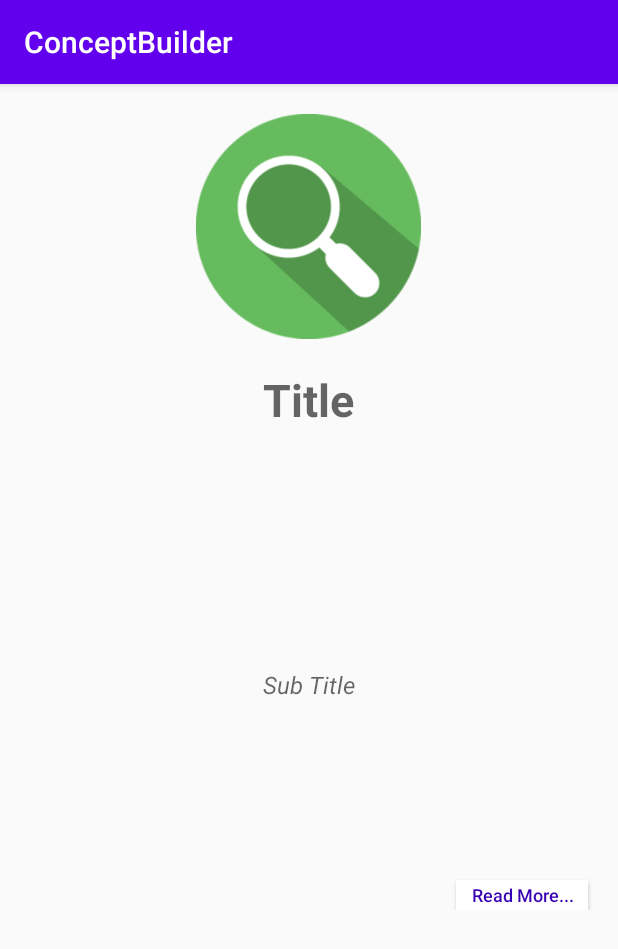
After one commit to Designer-ViditShah/ConceptBuilder, an Android app: the MainActivity2 screen opened directly, with no data from a screen before it, on a phone screen of 412 x 824 dp. The commit adds this screen. Shown: the top 949 px of the screen. Run offline under Robolectric (Android 15) with nearby library versions, the phone set to English and light mode, and no system bars; 2 statements that could not run were skipped.

Commit message:
Concept Builder Committed

```diff
--- a/app/src/main/AndroidManifest.xml
+++ b/app/src/main/AndroidManifest.xml
@@ -19,6 +19,7 @@
                 <category android:name="android.intent.category.LAUNCHER" />
             </intent-filter>
         </activity>
+        <activity android:name=".MainActivity2"></activity>
     </application>
 
 </manifest>
--- /dev/null
+++ b/app/src/main/java/com/example/conceptbuilder/MainActivity2.java
@@ -0,0 +1,68 @@
+package com.example.conceptbuilder;
+import android.content.Intent;
+import android.graphics.Bitmap;
+import android.graphics.BitmapFactory;
+import android.os.Bundle;
+import com.example.conceptbuilder.databinding.ActivityMainBinding;
+import com.example.conceptbuilder.databinding.CommonLayoutBinding;
+import com.example.conceptbuilder.databinding.FragmentMainBinding;
+import com.google.android.material.floatingactionbutton.FloatingActionButton;
+import com.google.android.material.snackbar.Snackbar;
+import com.google.android.material.tabs.TabItem;
+import com.google.android.material.tabs.TabLayout;
+
+import androidx.recyclerview.widget.LinearLayoutManager;
+import androidx.recyclerview.widget.RecyclerView;
+import androidx.viewpager.widget.ViewPager;
+import androidx.appcompat.app.AppCompatActivity;
+
+import android.text.TextUtils;
+import android.util.Log;
+import android.view.LayoutInflater;
+import android.view.Menu;
+import android.view.MenuItem;
+import android.view.View;
+import android.widget.AdapterView;
+import android.widget.ImageView;
+import android.widget.LinearLayout;
+import android.widget.TextView;
+
+import java.util.ArrayList;
+
+public class MainActivity2 extends AppCompatActivity {
+    private FragmentMainBinding binding;
+    int count = 0; // 0 for read more and 1 for read less
+    @Override
+    protected void onCreate(Bundle savedInstanceState) {
+        super.onCreate(savedInstanceState);
+        binding = FragmentMainBinding.inflate(getLayoutInflater());
+        setContentView(binding.getRoot());
+        Bundle extras= getIntent().getExtras();
+        String t = extras.getString("Title");
+        final String s = extras.getString("Sub-Title");
+        final String short_s = "";
+        binding.activity2Title.setText(t);
+        binding.activity2SubTitle.setText(s);
+        Log.d("Message",s);
+        binding.readMoreLess.setOnClickListener(new View.OnClickListener() {
+            @Override
+            public void onClick(View view) {
+                if(count==0)
+                {
+                    //give button for read more
+                    binding.readMoreLess.setText("Read Less...");
+                    binding.activity2SubTitle.setText(s);
+                    count++;
+                }
+                else
+                {
+                    //give button for read less
+                    binding.readMoreLess.setText("Read More...");
+                    binding.activity2SubTitle.setText(short_s);
+                    count--;
+                }
+            }
+        });
+
+    }
+}
--- a/app/src/main/res/layout/fragment_main.xml
+++ b/app/src/main/res/layout/fragment_main.xml
@@ -1,23 +1,72 @@
 <?xml version="1.0" encoding="utf-8"?>
-<androidx.constraintlayout.widget.ConstraintLayout xmlns:android="http://schemas.android.com/apk/res/android"
+<LinearLayout xmlns:android="http://schemas.android.com/apk/res/android"
     xmlns:app="http://schemas.android.com/apk/res-auto"
     xmlns:tools="http://schemas.android.com/tools"
     android:id="@+id/constraintLayout"
     android:layout_width="match_parent"
     android:layout_height="match_parent"
-    tools:context=".ui.main.PlaceholderFragment">
+    android:orientation="vertical">
 
-    <TextView
-        android:id="@+id/section_label"
-        android:layout_width="wrap_content"
+    <LinearLayout
+        android:layout_width="match_parent"
         android:layout_height="wrap_content"
-        android:layout_marginStart="@dimen/activity_horizontal_margin"
-        android:layout_marginTop="@dimen/activity_vertical_margin"
-        android:layout_marginEnd="@dimen/activity_horizontal_margin"
-        android:layout_marginBottom="@dimen/activity_vertical_margin"
-        app:layout_constraintLeft_toLeftOf="parent"
-        app:layout_constraintTop_toTopOf="@+id/constraintLayout"
-        tools:layout_constraintLeft_creator="1"
-        tools:layout_constraintTop_creator="1" />
+        android:orientation="vertical">
+        <ImageView
+            android:id="@+id/activity_2_image"
+            android:layout_width="150dp"
+            android:layout_height="150dp"
+            android:layout_gravity="center"
+            android:src="@drawable/demo_1"
+            android:layout_marginLeft="60dp"
+            android:layout_marginRight="60dp"
+            android:layout_marginTop="20dp"
+            android:layout_marginBottom="20dp"/>
+    </LinearLayout>
 
-</androidx.constraintlayout.widget.ConstraintLayout>
+    <LinearLayout
+        android:layout_width="match_parent"
+        android:layout_height="wrap_content"
+        android:orientation="vertical">
+        <TextView
+            android:id="@+id/activity_2_title"
+            android:layout_width="wrap_content"
+            android:layout_height="wrap_content"
+            android:hint="Title"
+            android:layout_gravity="center"
+            android:textAlignment="center"
+            android:textSize="30dp"
+            android:textStyle="bold"
+            android:layout_marginLeft="20dp"
+            android:layout_marginRight="20dp"/>
+
+            <ScrollView
+                android:layout_width="match_parent"
+                android:layout_height="300dp">
+                <TextView
+                    android:id="@+id/activity_2_sub_title"
+                    android:layout_width="match_parent"
+                    android:layout_height="wrap_content"
+                    android:hint="Sub Title"
+                    android:layout_gravity="center"
+                    android:textAlignment="center"
+                    android:textSize="16dp"
+                    android:textStyle="italic"
+                    android:layout_marginTop="20dp"
+                    android:layout_marginLeft="20dp"
+                    android:layout_marginRight="20dp"/>
+            </ScrollView>
+
+        <Button
+            android:id="@+id/read_more_less"
+            android:layout_width="wrap_content"
+            android:layout_gravity="right"
+            android:layout_marginRight="20dp"
+            android:layout_height="20dp"
+            android:background="#FFF"
+            android:textAllCaps="false"
+            android:textSize="12dp"
+            android:textColor="@color/colorPrimaryDark"
+            android:text="Read More..." />
+    </LinearLayout>
+
+</LinearLayout>
--- a/app/src/main/res/values/strings.xml
+++ b/app/src/main/res/values/strings.xml
@@ -4,7 +4,7 @@
     <string name="tab_text_2">COMPLETED</string>
     <string name="title">YOUR ORDERS</string>
     <string name="sachin">
-        Tendulkar took up cricket at the age of eleven,\nmade his Test debut on 15 November 1989 against\nPakistan in Karachi at the age of sixteen, and\nwent on to represent Mumbai domestically and\nIndia internationally for close to twenty-four\nyears. In 2002, halfway through his career,\nWisden Cricketers\' Almanack ranked him the\nsecond-greatest Test batsman of all time,\nbehind Don Bradman, and the second-greatest\nODI batsman of all time, behind Viv Richards.\nLater in his career, Tendulkar was a part of\nthe Indian team that won the 2011 World Cup,\nhis first win in six World Cup appearances for\nIndia.[15] He had previously been named \"Player \nof the Tournament\" at the 2003 edition of the \ntournament, held in South Africa.
+        Lorem ipsum dolor sit amet, consectetur adipiscing elit, sed do eiusmod tempor incididunt ut labore et dolore magna aliqua. Ut enim ad minim veniam, quis nostrud exercitation ullamco laboris nisi ut aliquip ex ea commodo consequat. Duis aute irure dolor in reprehenderit in voluptate velit esse cillum dolore eu fugiat nulla pariatur. Excepteur sint occaecat cupidatat non proident, sunt in culpa qui officia deserunt mollit anim id est laborum. Lorem ipsum dolor sit amet, consectetur adipiscing elit, sed do eiusmod tempor incididunt ut labore et dolore magna aliqua. Ut enim ad minim veniam, quis nostrud exercitation ullamco laboris nisi ut aliquip ex ea commodo consequat. Duis aute irure dolor in reprehenderit in voluptate velit esse cillum dolore eu fugiat nulla pariatur. Excepteur sint occaecat cupidatat non proident, sunt in culpa qui officia deserunt mollit anim id est laborum. Lorem ipsum dolor sit amet, consectetur adipiscing elit, sed do eiusmod tempor incididunt ut labore et dolore magna aliqua. Ut enim ad minim veniam, quis nostrud exercitation ullamco laboris nisi ut aliquip ex ea commodo consequat. Duis aute irure dolor in reprehenderit in voluptate velit esse cillum dolore eu fugiat nulla pariatur. Excepteur sint occaecat cupidatat non proident, sunt in culpa qui officia deserunt mollit anim id est laborum.
     </string>
 
 </resources>
```
Also changed, not shown: app/src/main/java/com/example/conceptbuilder/MainActivity.java (+22 -18 lines), app/src/main/java/com/example/conceptbuilder/myAdapter.java (+8 -1 lines), app/src/main/java/com/example/conceptbuilder/ui/main/PageViewModel.java (deleted, +0 -26 lines), app/src/main/java/com/example/conceptbuilder/ui/main/PlaceholderFragment.java (deleted, +0 -60 lines), app/src/main/java/com/example/conceptbuilder/ui/main/SectionsPagerAdapter.java (deleted, +0 -46 lines).
